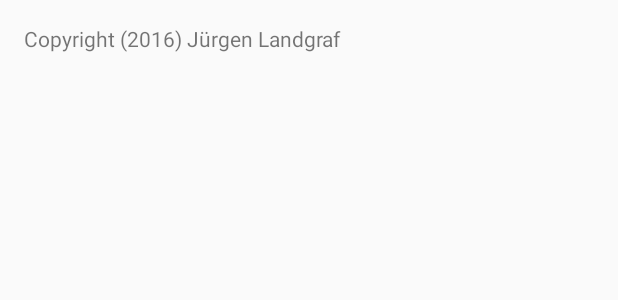
After one commit to DonJogi/start-my-pc, an Android app: the layout activity_about.xml on its own in the app's theme, with its tools: preview values and no code run, on a phone screen of 412 x 824 dp. The commit adds this screen. Shown: the top 300 px of the screen. Run offline under Robolectric (Android 15) with nearby library versions, the phone set to English and light mode, and no system bars; network calls fail.

Commit message:
Implement AboutActivity and update gradle

```diff
--- a/build.gradle
+++ b/build.gradle
@@ -5,7 +5,7 @@ buildscript {
         jcenter()
     }
     dependencies {
-        classpath 'com.android.tools.build:gradle:2.1.2'
+        classpath 'com.android.tools.build:gradle:2.2.2'
 
         // NOTE: Do not place your application dependencies here; they belong
         // in the individual module build.gradle files
--- a/mobile/src/main/java/de/jlapp/startmypc/activity/MainActivity.java
+++ b/mobile/src/main/java/de/jlapp/startmypc/activity/MainActivity.java
@@ -61,6 +61,11 @@ public class MainActivity extends AppCompatActivity {
             startActivity(settingsIntent);
         }
 
+        if (id == R.id.action_about) {
+            Intent settingsIntent = new Intent(this, AboutActivity.class);
+            startActivity(settingsIntent);
+        }
+
         return super.onOptionsItemSelected(item);
     }
 }
--- /dev/null
+++ b/mobile/src/main/res/layout/activity_about.xml
@@ -0,0 +1,27 @@
+<?xml version="1.0" encoding="utf-8"?>
+<ScrollView xmlns:android="http://schemas.android.com/apk/res/android"
+            android:layout_width="match_parent"
+            android:layout_height="match_parent"
+            android:orientation="vertical">
+
+    <LinearLayout
+        android:layout_width="match_parent"
+        android:layout_height="wrap_content"
+        android:orientation="vertical"
+        android:paddingBottom="@dimen/activity_vertical_margin"
+        android:paddingLeft="@dimen/activity_horizontal_margin"
+        android:paddingRight="@dimen/activity_horizontal_margin"
+        android:paddingTop="@dimen/activity_vertical_margin">
+
+        <android.support.v7.widget.AppCompatTextView
+            android:id="@+id/copyright"
+            android:layout_width="match_parent"
+            android:layout_height="wrap_content"
+            android:text="@string/copyright"/>
+
+        <android.support.v7.widget.AppCompatTextView
+            android:id="@+id/licences"
+            android:layout_width="match_parent"
+            android:layout_height="wrap_content"/>
+    </LinearLayout>
+</ScrollView>
--- a/mobile/src/main/res/layout/content_main.xml
+++ b/mobile/src/main/res/layout/content_main.xml
@@ -1,9 +1,10 @@
 <?xml version="1.0" encoding="utf-8"?>
-<RelativeLayout xmlns:android="http://schemas.android.com/apk/res/android"
+<LinearLayout xmlns:android="http://schemas.android.com/apk/res/android"
               xmlns:app="http://schemas.android.com/apk/res-auto"
               xmlns:tools="http://schemas.android.com/tools"
               android:layout_width="match_parent"
               android:layout_height="match_parent"
+              android:orientation="vertical"
               android:paddingBottom="@dimen/activity_vertical_margin"
               android:paddingLeft="@dimen/activity_horizontal_margin"
               android:paddingRight="@dimen/activity_horizontal_margin"
@@ -18,4 +19,4 @@
         android:layout_height="wrap_content"
         android:text="@string/start_my_pc"/>
 
-</RelativeLayout>
+</LinearLayout>
--- a/mobile/src/main/res/values/strings.xml
+++ b/mobile/src/main/res/values/strings.xml
@@ -1,9 +1,11 @@
 <resources>
-    <string name="app_name_settings">My PC Settings</string>
-    <string name="app_name_start">My Pc</string>
+    <string name="app_name">Start My PC</string>
 
     <string name="settings_activity_label">Settings</string>
+    <string name="about_activity_label">About</string>
 
     <string name="start_my_pc">Start it</string>
 
+    <string name="copyright" translatable="false">Copyright (2016) Jürgen Landgraf</string>
+
 </resources>
```
Also changed, not shown: mobile/src/main/AndroidManifest.xml (+8 -3 lines), mobile/src/main/java/de/jlapp/startmypc/activity/AboutActivity.java (added, +52 -0 lines), mobile/src/main/java/de/jlapp/startmypc/loader/LicencesLoader.java (added, +75 -0 lines), mobile/src/main/res/menu/menu_main.xml (+13 -5 lines), gradle/wrapper/gradle-wrapper.properties, mobile/src/main/assets/Licenses.txt (added), 1 other file. Lines whose indentation alone changed are shown as unchanged.
